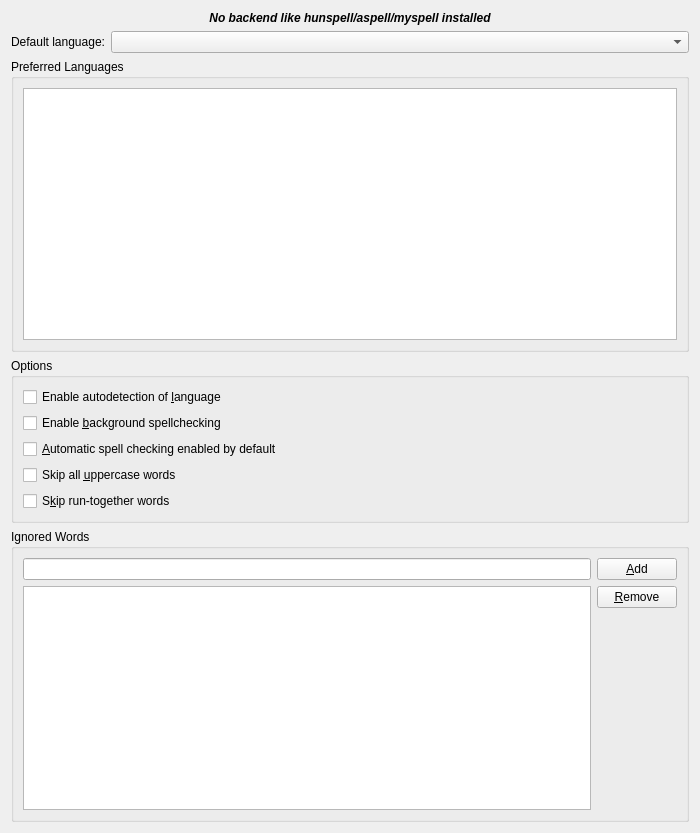
First picture: the form in src/ui/configui.ui, repository KDE/sonnet, before the edit.
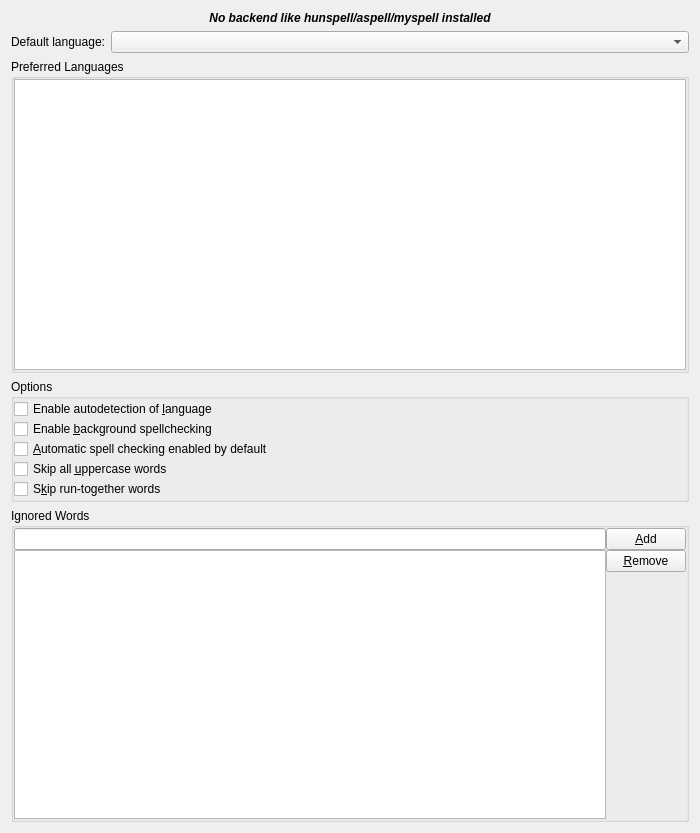
Second picture: the form after the edit. Icons and pictures are not drawn. Custom widgets are drawn as their Qt base class.

Commit message: Remove double margins around groupbox

The edit to the form file:
```diff
--- a/src/ui/configui.ui
+++ b/src/ui/configui.ui
@@ -59,7 +59,22 @@
       <bool>true</bool>
      </property>
      <layout class="QVBoxLayout">
-      <item row="0">
+      <property name="spacing">
+       <number>0</number>
+      </property>
+      <property name="leftMargin">
+       <number>0</number>
+      </property>
+      <property name="topMargin">
+       <number>0</number>
+      </property>
+      <property name="rightMargin">
+       <number>0</number>
+      </property>
+      <property name="bottomMargin">
+       <number>0</number>
+      </property>
+      <item>
        <widget class="QListWidget" name="languageList">
         <property name="toolTip">
          <string>Choose your preferred languages</string>
@@ -78,6 +93,21 @@
       <bool>true</bool>
      </property>
      <layout class="QGridLayout">
+      <property name="leftMargin">
+       <number>0</number>
+      </property>
+      <property name="topMargin">
+       <number>0</number>
+      </property>
+      <property name="rightMargin">
+       <number>0</number>
+      </property>
+      <property name="bottomMargin">
+       <number>0</number>
+      </property>
+      <property name="spacing">
+       <number>0</number>
+      </property>
       <item row="2" column="0">
        <widget class="QCheckBox" name="kcfg_autodetectLanguage">
         <property name="text">
@@ -125,6 +155,21 @@
       <bool>true</bool>
      </property>
      <layout class="QVBoxLayout" name="verticalLayout">
+      <property name="spacing">
+       <number>0</number>
+      </property>
+      <property name="leftMargin">
+       <number>0</number>
+      </property>
+      <property name="topMargin">
+       <number>0</number>
+      </property>
+      <property name="rightMargin">
+       <number>0</number>
+      </property>
+      <property name="bottomMargin">
+       <number>0</number>
+      </property>
       <item>
        <layout class="QGridLayout" name="ignoredWordsLayout">
         <item row="1" column="0">
```
Left out of the diff: 7 changed lines with no effect on the pictures.
